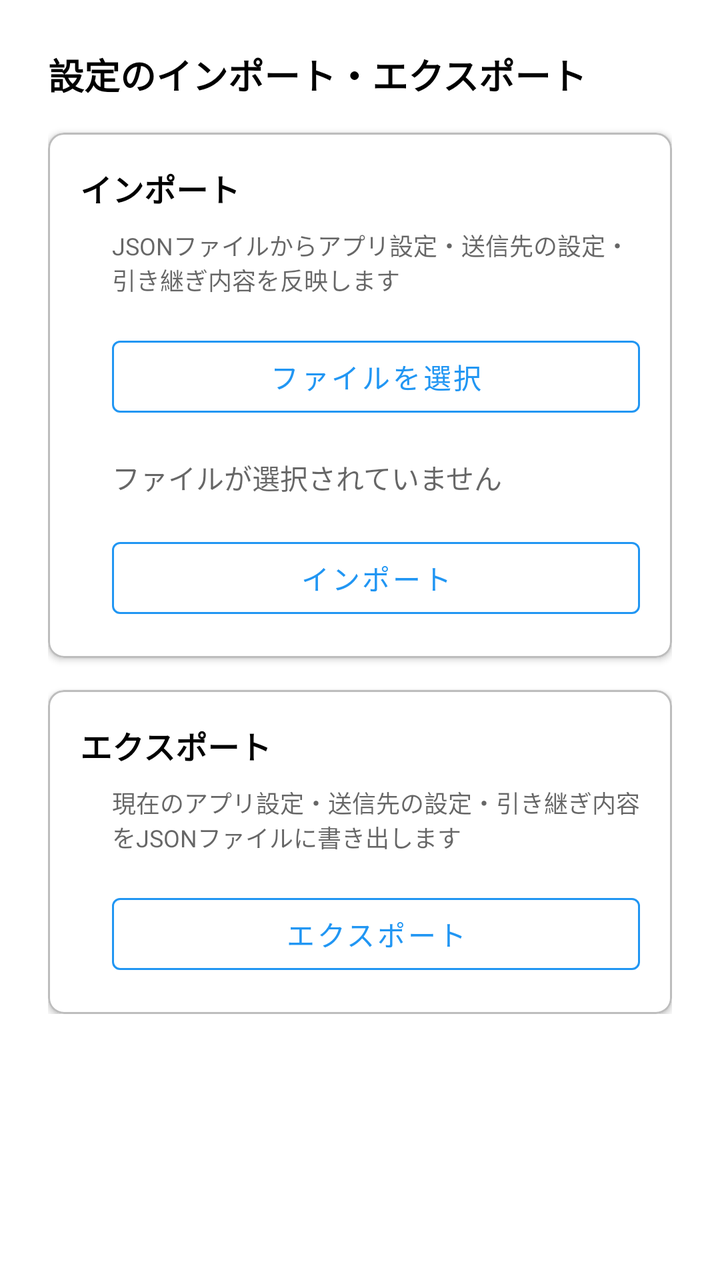
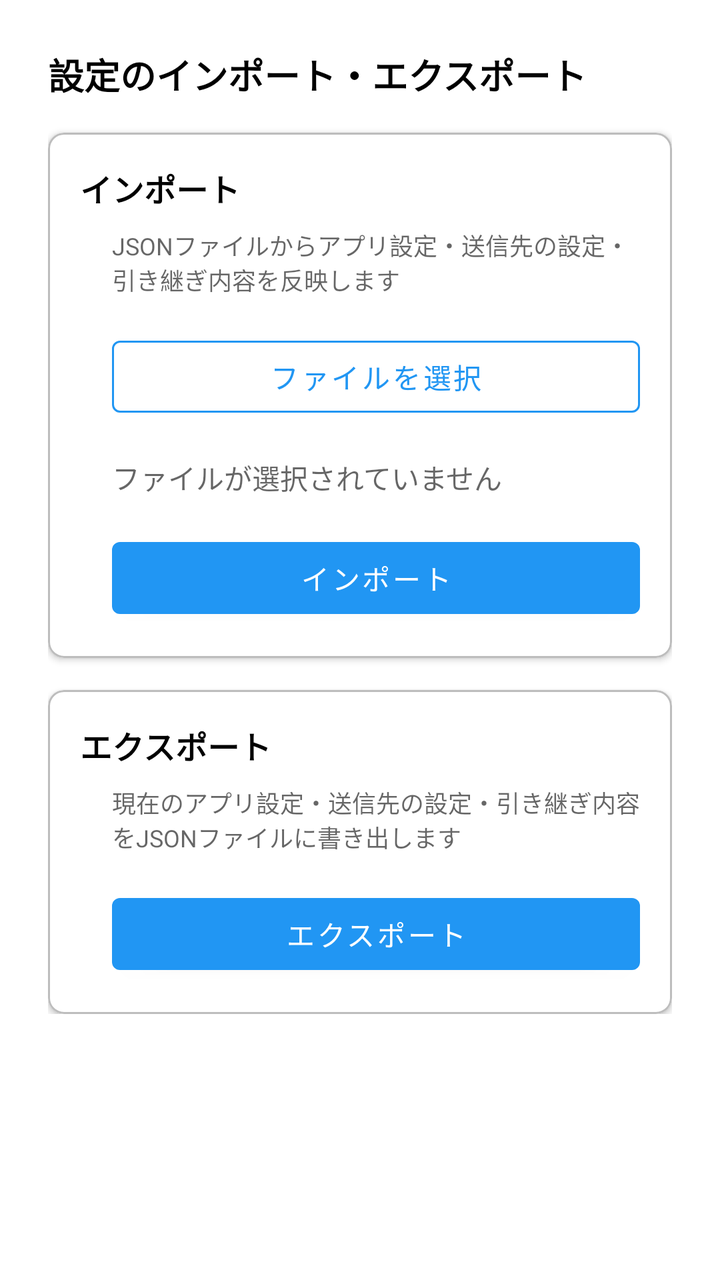

Two renders of the same Android screen: before a commit and after it. Below are the layout's source before the change and the commit's diff.
<!-- AndroidManifest.xml: application theme Theme.SmsToKintone -->
<!-- res/layout/activity_settings_import_export.xml -->
<?xml version="1.0" encoding="utf-8"?>
<ScrollView xmlns:android="http://schemas.android.com/apk/res/android"
    xmlns:app="http://schemas.android.com/apk/res-auto"
    android:layout_width="match_parent"
    android:layout_height="match_parent">

    <LinearLayout
        android:layout_width="match_parent"
        android:layout_height="wrap_content"
        android:orientation="vertical"
        android:paddingStart="24dp"
        android:paddingTop="24dp"
        android:paddingEnd="24dp"
        android:paddingBottom="24dp">

        <TextView
            android:layout_width="wrap_content"
            android:layout_height="wrap_content"
            android:text="@string/title_settings_import_export"
            android:textSize="18sp"
            android:textStyle="bold"
            android:textColor="?attr/colorOnSurface" />

        <com.google.android.material.card.MaterialCardView
            style="@style/AppCard"
            android:layout_width="match_parent"
            android:layout_height="wrap_content"
            android:layout_marginTop="16dp">

            <LinearLayout
                android:layout_width="match_parent"
                android:layout_height="wrap_content"
                android:orientation="vertical"
                android:padding="16dp">

                <TextView
                    android:layout_width="wrap_content"
                    android:layout_height="wrap_content"
                    android:layout_marginBottom="8dp"
                    android:text="@string/label_settings_import"
                    android:textSize="16sp"
                    android:textStyle="bold"
                    android:textColor="?attr/colorOnSurface" />

                <LinearLayout
                    android:layout_width="match_parent"
                    android:layout_height="wrap_content"
                    android:layout_marginStart="16dp"
                    android:orientation="vertical">

                    <TextView
                        android:layout_width="match_parent"
                        android:layout_height="wrap_content"
                        android:text="@string/settings_import_description"
                        android:textSize="12sp"
                        android:textColor="?android:attr/textColorSecondary" />

                    <com.google.android.material.button.MaterialButton
                        android:id="@+id/btnSelectImportFile"
                        style="@style/AppButton.OutlinedButton"
                        android:layout_width="match_parent"
                        android:layout_height="wrap_content"
                        android:layout_marginTop="16dp"
                        android:text="@string/btn_select_import_file" />

                    <TextView
                        android:id="@+id/tvImportPreview"
                        android:layout_width="match_parent"
                        android:layout_height="wrap_content"
                        android:layout_marginTop="16dp"
                        android:text="@string/message_import_no_file"
                        android:textColor="?android:attr/textColorSecondary" />

                    <com.google.android.material.button.MaterialButton
                        android:id="@+id/btnImportSettings"
                        style="@style/AppButton.OutlinedButton"
                        android:layout_width="match_parent"
                        android:layout_height="wrap_content"
                        android:layout_marginTop="16dp"
                        android:text="@string/btn_import_settings" />
                </LinearLayout>
            </LinearLayout>
        </com.google.android.material.card.MaterialCardView>

        <com.google.android.material.card.MaterialCardView
            style="@style/AppCard"
            android:layout_width="match_parent"
            android:layout_height="wrap_content"
            android:layout_marginTop="16dp">

            <LinearLayout
                android:layout_width="match_parent"
                android:layout_height="wrap_content"
                android:orientation="vertical"
                android:padding="16dp">

                <TextView
                    android:layout_width="wrap_content"
                    android:layout_height="wrap_content"
                    android:layout_marginBottom="8dp"
                    android:text="@string/label_settings_export"
                    android:textSize="16sp"
                    android:textStyle="bold"
                    android:textColor="?attr/colorOnSurface" />

                <LinearLayout
                    android:layout_width="match_parent"
                    android:layout_height="wrap_content"
                    android:layout_marginStart="16dp"
                    android:orientation="vertical">

                    <TextView
                        android:layout_width="match_parent"
                        android:layout_height="wrap_content"
                        android:text="@string/settings_export_description"
                        android:textSize="12sp"
                        android:textColor="?android:attr/textColorSecondary" />

                    <com.google.android.material.button.MaterialButton
                        android:id="@+id/btnExportSettings"
                        style="@style/AppButton.OutlinedButton"
                        android:layout_width="match_parent"
                        android:layout_height="wrap_content"
                        android:layout_marginTop="16dp"
                        android:text="@string/btn_export_settings" />
                </LinearLayout>
            </LinearLayout>
        </com.google.android.material.card.MaterialCardView>

    </LinearLayout>
</ScrollView>
<!-- resources referenced by this layout -->
<resources>
  <string name="btn_export_settings">エクスポート</string>
  <string name="btn_import_settings">インポート</string>
  <string name="btn_select_import_file">ファイルを選択</string>
  <string name="label_settings_export">エクスポート</string>
  <string name="label_settings_import">インポート</string>
  <string name="message_import_no_file">ファイルが選択されていません</string>
  <string name="settings_export_description">現在のアプリ設定・送信先の設定・引き継ぎ内容をJSONファイルに書き出します</string>
  <string name="settings_import_description">JSONファイルからアプリ設定・送信先の設定・引き継ぎ内容を反映します</string>
  <string name="title_settings_import_export">設定のインポート・エクスポート</string>
  <style name="AppButton.OutlinedButton" parent="Widget.MaterialComponents.Button.OutlinedButton">
          <item name="strokeColor">@color/button_stroke_color</item>
          <item name="android:disabledAlpha">0.5</item>
      </style>
  <style name="AppCard" parent="Widget.MaterialComponents.CardView">
          <item name="cardElevation">2dp</item>
          <item name="cardCornerRadius">8dp</item>
          <item name="strokeWidth">1dp</item>
          <item name="strokeColor">@color/log_divider</item>
      </style>
  <style name="Theme.SmsToKintone" parent="Theme.MaterialComponents.DayNight.NoActionBar">
          <item name="colorPrimary">@color/blue_500</item>
          <item name="colorPrimaryVariant">@color/blue_700</item>
          <item name="colorPrimaryDark">@color/blue_700</item>
          <item name="colorOnPrimary">@color/white</item>
          <item name="colorSecondary">@color/teal_200</item>
          <item name="colorSecondaryVariant">@color/teal_700</item>
          <item name="colorOnSecondary">@color/black</item>
          <item name="textInputStyle">@style/Widget.MaterialComponents.TextInputLayout.OutlinedBox</item>
      </style>
  <color name="log_divider">#BDBDBD</color>
  <color name="blue_500">#2196F3</color>
  <color name="blue_700">#1976D2</color>
  <color name="white">#FFFFFFFF</color>
  <color name="teal_200">#03DAC5</color>
  <color name="teal_700">#018786</color>
  <color name="black">#FF000000</color>
</resources>

<!-- the commit's change to res/layout/activity_settings_import_export.xml (unified diff, before → after) -->
@@ -73,7 +73,6 @@
 
                     <com.google.android.material.button.MaterialButton
                         android:id="@+id/btnImportSettings"
-                        style="@style/AppButton.OutlinedButton"
                         android:layout_width="match_parent"
                         android:layout_height="wrap_content"
                         android:layout_marginTop="16dp"
@@ -118,7 +117,6 @@
 
                     <com.google.android.material.button.MaterialButton
                         android:id="@+id/btnExportSettings"
-                        style="@style/AppButton.OutlinedButton"
                         android:layout_width="match_parent"
                         android:layout_height="wrap_content"
                         android:layout_marginTop="16dp"
